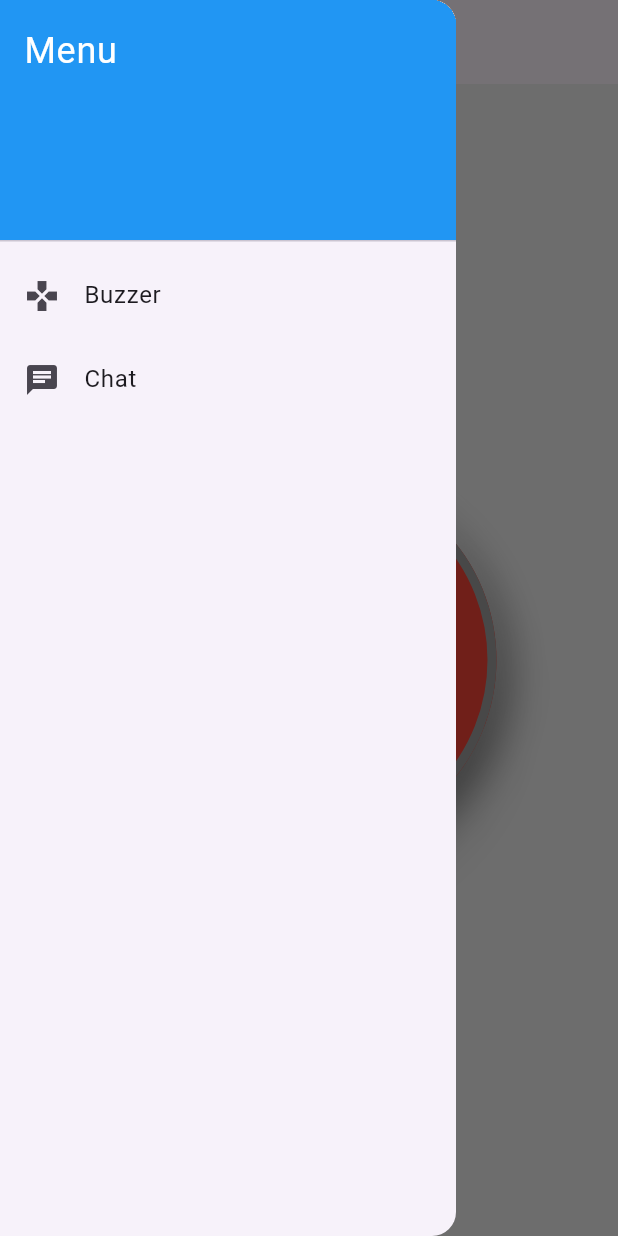
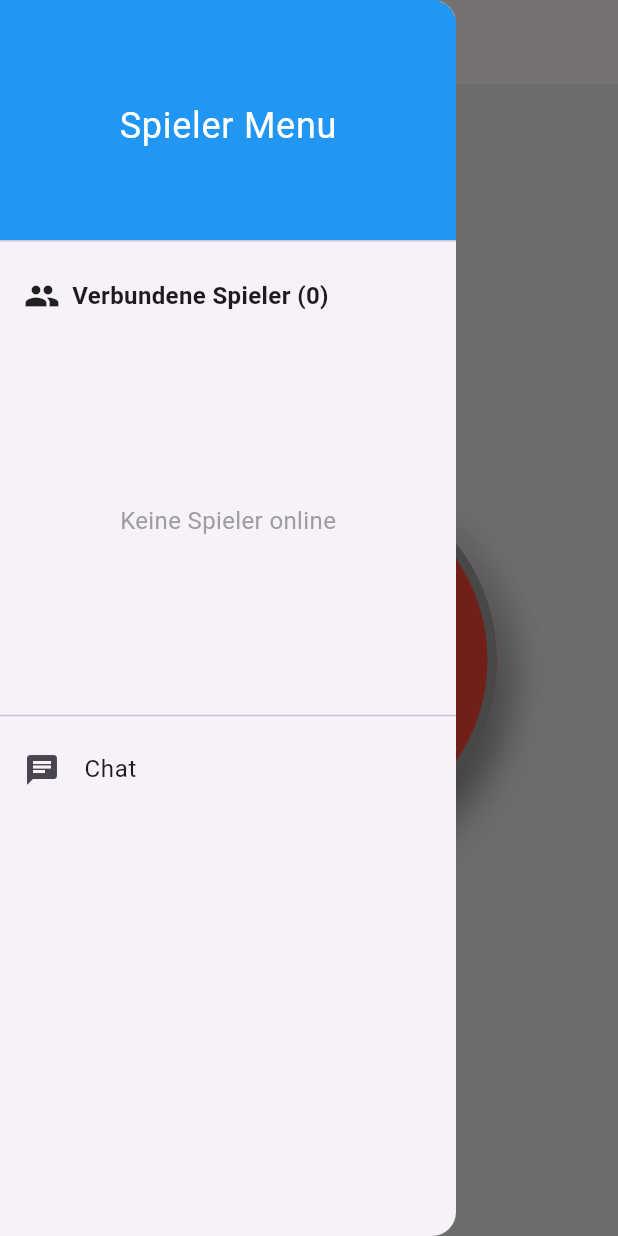
Before and after one commit to FoxSupp/QuizAppDev, a Flutter app: the BuzzerScreen screen opened directly, with the side drawer open, on a phone screen of 412 x 824 dp. Run offline on Flutter 3.47's test engine with Material 3 defaults, Android fonts, the phone set to English and light mode, and no system bars; our stand-ins replace socket_io_client; network calls fail.

Commit message:
Refactor admin and buzzer screens to include user list widget
- Updated AdminScreen and BuzzerScreen to replace ListView with Column layout for improved UI structure.
- Integrated UserListWidget into both screens, enhancing user management visibility.
- Adjusted DrawerHeader text alignment and styling for better presentation.
- Ensured consistent user interface across admin and buzzer functionalities.

```diff
--- a/flutter_ap/lib/screens/admin_screen.dart
+++ b/flutter_ap/lib/screens/admin_screen.dart
@@ -1,6 +1,7 @@
 import 'package:flutter/material.dart';
 import '../services/socket_service.dart';
 import 'admin_chat_screen.dart';
+import 'user_list_widget.dart';
 
 class AdminScreen extends StatefulWidget {
   const AdminScreen({super.key});
@@ -49,20 +50,27 @@ class _AdminScreenState extends State<AdminScreen> {
         title: const Text('Admin Panel'),
       ),
       drawer: Drawer(
-        child: ListView(
+        child: Column(
           children: [
             const DrawerHeader(
               decoration: BoxDecoration(
                 color: Colors.blue,
               ),
-              child: Text(
-                'Admin Menu',
-                style: TextStyle(
-                  color: Colors.white,
-                  fontSize: 24,
+              child: Center(
+                child: Text(
+                  'Admin Menu',
+                  style: TextStyle(
+                    color: Colors.white,
+                    fontSize: 24,
+                  ),
                 ),
               ),
             ),
+            SizedBox(
+              height: 300,
+              child: const UserListWidget(),
+            ),
+            const Divider(),
             ListTile(
               leading: const Icon(Icons.dashboard),
               title: const Text('Buzzer Dashboard'),
@@ -93,8 +101,7 @@ class _AdminScreenState extends State<AdminScreen> {
                     return AlertDialog(
                       title: const Text('Bestätigung'),
                       content: const Text(
-                        'Möchten Sie wirklich alle Benutzer-Verbindungen trennen?'
-                      ),
+                          'Möchten Sie wirklich alle Benutzer-Verbindungen trennen?'),
                       actions: [
                         TextButton(
                           onPressed: () => Navigator.pop(context),
--- a/flutter_ap/lib/screens/buzzer_screen.dart
+++ b/flutter_ap/lib/screens/buzzer_screen.dart
@@ -2,6 +2,7 @@ import 'package:flutter/material.dart';
 import '../widgets/buzzer_button.dart';
 import '../services/socket_service.dart';
 import 'user_chat_screen.dart';
+import '../widgets/user_list_widget.dart';
 
 class BuzzerScreen extends StatelessWidget {
   const BuzzerScreen({super.key});
@@ -14,27 +15,27 @@ class BuzzerScreen extends StatelessWidget {
         title: const Text('Buzzer Game'),
       ),
       drawer: Drawer(
-        child: ListView(
+        child: Column(
           children: [
             const DrawerHeader(
               decoration: BoxDecoration(
                 color: Colors.blue,
               ),
-              child: Text(
-                'Menu',
-                style: TextStyle(
-                  color: Colors.white,
-                  fontSize: 24,
+              child: Center(
+                child: Text(
+                  'Spieler Menu',
+                  style: TextStyle(
+                    color: Colors.white,
+                    fontSize: 24,
+                  ),
                 ),
               ),
             ),
-            ListTile(
-              leading: const Icon(Icons.gamepad),
-              title: const Text('Buzzer'),
-              onTap: () {
-                Navigator.pop(context);
-              },
+            SizedBox(
+              height: 300,
+              child: const UserListWidget(),
             ),
+            const Divider(),
             ListTile(
               leading: const Icon(Icons.chat),
               title: const Text('Chat'),
--- /dev/null
+++ b/flutter_ap/lib/widgets/user_list_widget.dart
@@ -0,0 +1,67 @@
+import 'package:flutter/material.dart';
+import '../services/socket_service.dart';
+
+class UserListWidget extends StatefulWidget {
+  const UserListWidget({super.key});
+
+  @override
+  State<UserListWidget> createState() => _UserListWidgetState();
+}
+
+class _UserListWidgetState extends State<UserListWidget> {
+  final SocketService _socketService = SocketService();
+
+  @override
+  void initState() {
+    super.initState();
+    _socketService.socket.on('userListUpdate', (_) => setState(() {}));
+  }
+
+  @override
+  Widget build(BuildContext context) {
+    final users = _socketService.connectedUsers;
+
+    return Column(
+      crossAxisAlignment: CrossAxisAlignment.start,
+      children: [
+        Padding(
+          padding: const EdgeInsets.all(16.0),
+          child: Row(
+            children: [
+              const Icon(Icons.group),
+              const SizedBox(width: 8),
+              Text(
+                'Verbundene Spieler (${users.length})',
+                style: const TextStyle(
+                  fontSize: 16,
+                  fontWeight: FontWeight.bold,
+                ),
+              ),
+            ],
+          ),
+        ),
+        Expanded(
+          child: users.isEmpty
+              ? const Center(
+                  child: Text(
+                    'Keine Spieler online',
+                    style: TextStyle(
+                      color: Colors.grey,
+                      fontSize: 16,
+                    ),
+                  ),
+                )
+              : ListView.builder(
+                  itemCount: users.length,
+                  itemBuilder: (context, index) {
+                    return ListTile(
+                      leading: const Icon(Icons.person),
+                      title: Text(users[index]),
+                    );
+                  },
+                ),
+        ),
+      ],
+    );
+  }
+}
```
